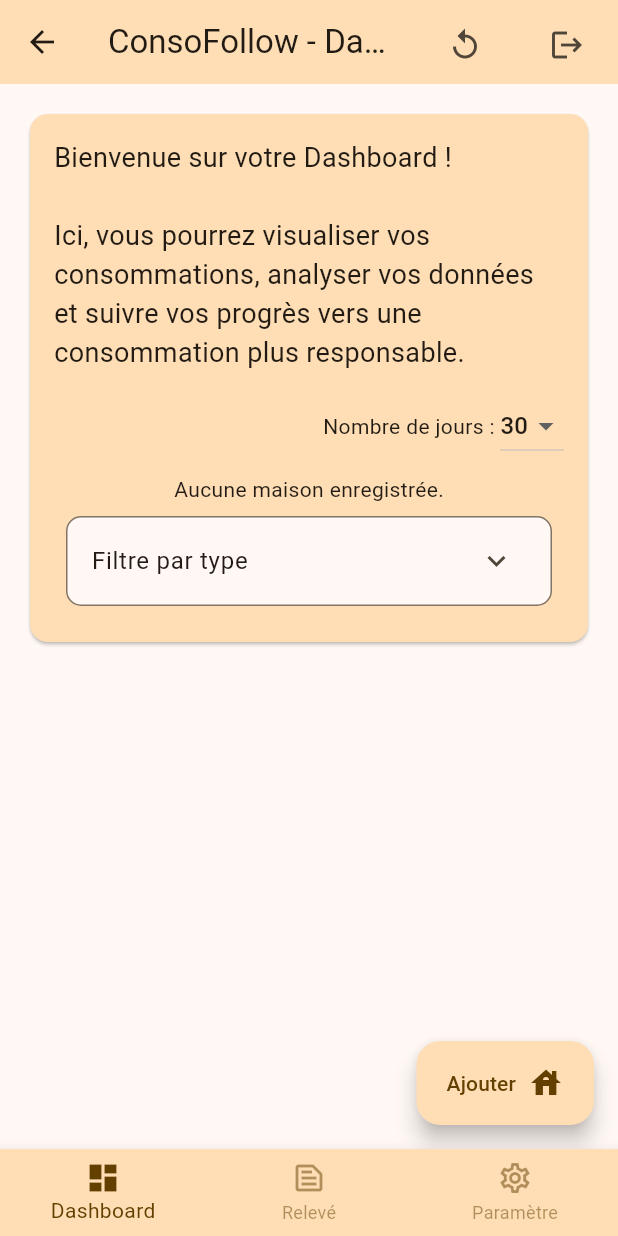
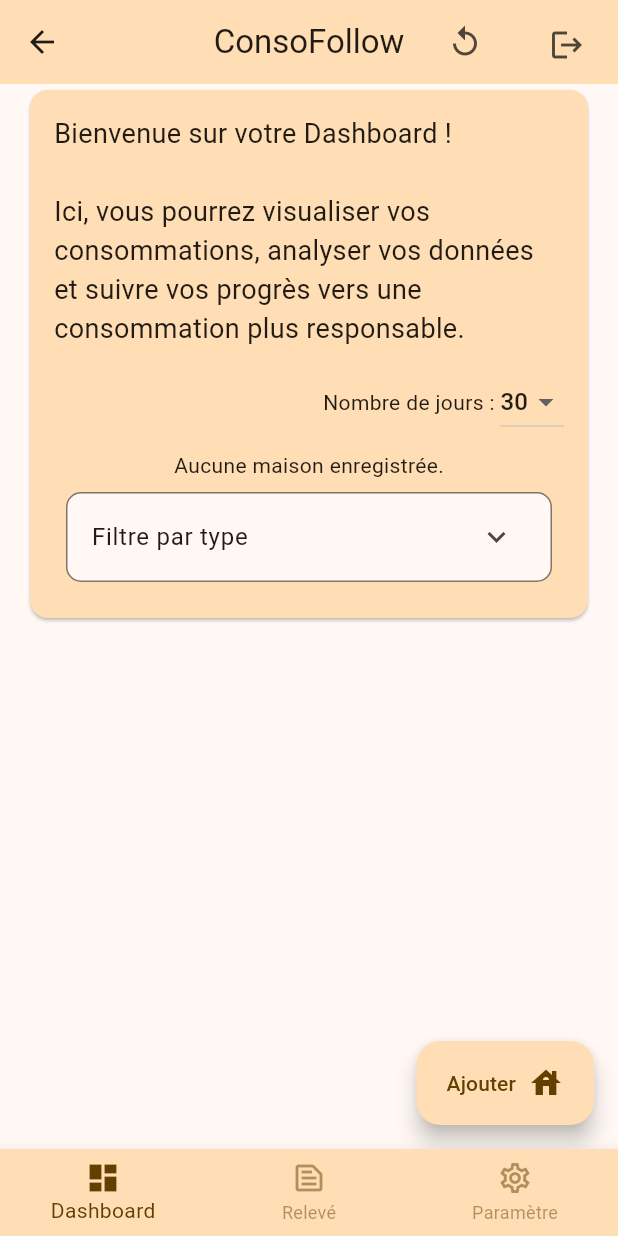
Before and after one commit to Nyzeix/ConsoFollow, a Flutter app: the MainScaffold screen opened directly, on a phone screen of 412 x 824 dp. Run offline on Flutter 3.47's test engine with Material 3 defaults, Android fonts, the light colour scheme and no system bars; our stand-ins replace fl_chart, shared_preferences, sqflite; accounts and stored records are empty.

Commit message:
Jolification de l'UI (FAB et dialogue d'ajout / d'edition)

```diff
--- a/lib/ui/screen/dashboard_screen.dart
+++ b/lib/ui/screen/dashboard_screen.dart
@@ -31,12 +31,13 @@ class _DashboardScreenState extends State<DashboardScreen> {
         },
       ),
       body: Padding(
-        padding: const EdgeInsets.all(16.0),
+        padding: const EdgeInsets.symmetric(horizontal: 16.0),
         child: SingleChildScrollView(
           child: Column(
             crossAxisAlignment: CrossAxisAlignment.start,
             children: [
               Dashboard(),
+              SizedBox(height: 80), // Triche pour éviter que le FloatingActionButton ne cache du contenu
             ],
           ),
         ),
--- a/lib/ui/screen/main_scaffold.dart
+++ b/lib/ui/screen/main_scaffold.dart
@@ -93,11 +93,11 @@ class _MainScaffoldState extends State<MainScaffold> {
   PreferredSizeWidget _appBar() {
     return AppBar(
       backgroundColor: Theme.of(context).colorScheme.primaryContainer,
-      title: Text("ConsoFollow - $selectedPageLabel"),
+      title: Text("ConsoFollow"),
       centerTitle: true,
       actions: [
         Padding(
-          padding: const EdgeInsets.all(10),
+          padding: const EdgeInsets.symmetric(horizontal: 10),
           child: IconButton(
             icon: const Icon(Icons.replay_outlined),
             tooltip: "Actualiser",
```
Also changed, not shown: lib/ui/screen/statement_screen.dart (+24 -17 lines), lib/ui/widgets/statement_area.dart (deleted).
